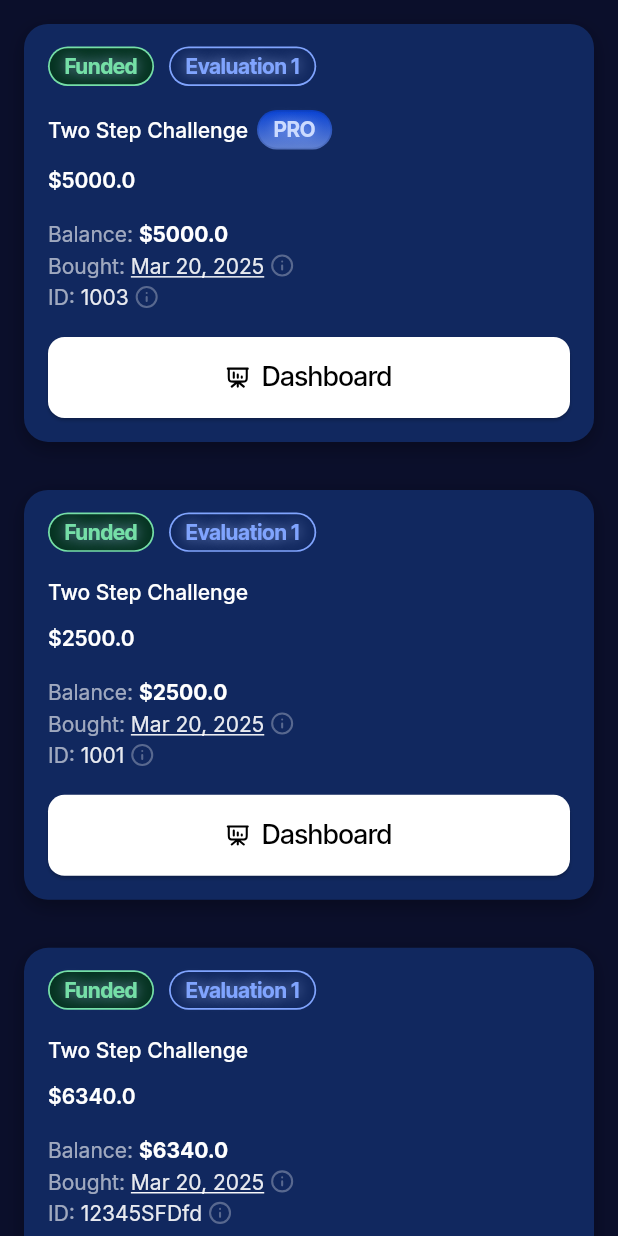
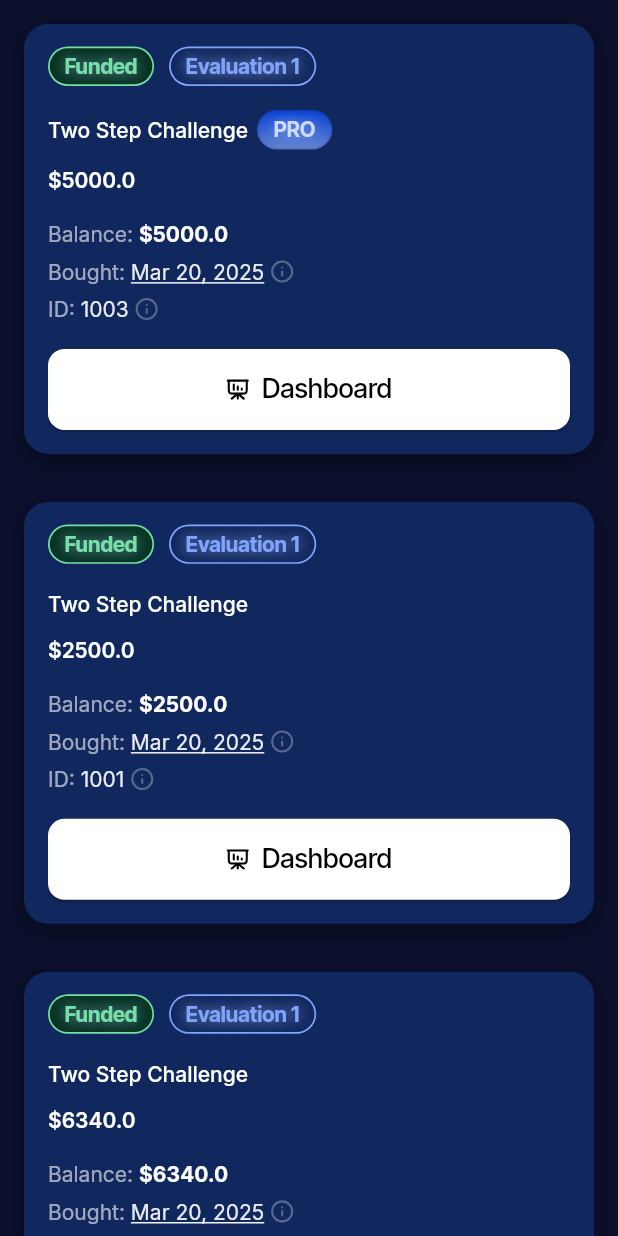
Before and after one commit to Djihanegh/Xpert-Test, a Flutter app: the screen it shows after launch, on a phone screen of 412 x 824 dp. Run offline on Flutter 3.47's test engine with Material 3 defaults, Android fonts, the phone set to English and light mode, and no system bars; drawn by our look-alikes of auto_size_text; our stand-ins replace dio, flutter_bloc, flutter_svg, freezed_annotation, google_fonts, loggy; missing offline and left inert: flutter_loggy_dio; generated files the repository leaves out were written again.

Commit message:
added padding

```diff
--- a/lib/core/extension/padding.dart
+++ b/lib/core/extension/padding.dart
@@ -8,4 +8,5 @@ extension PaddingExtension on Widget {
   Widget padOnlyTop16() => Padding(padding: EdgeInsets.only(top: 15), child: this);
   Widget customPad() => Padding(padding: const EdgeInsets.only(top: 16.0, left: 16, right: 16, bottom: 10), child: this);
   Widget padOnlyTop16Left16() => Padding(padding: EdgeInsets.only(top: 15, left: 16), child: this);
+  Widget padOnlyTop4() => Padding(padding: EdgeInsets.only(top: 4), child: this);
 }
--- a/lib/feature/account/ui/widget/balance_widget.dart
+++ b/lib/feature/account/ui/widget/balance_widget.dart
@@ -35,7 +35,7 @@ class BalanceWidget extends StatelessWidget {
               fontWeight: FontWeight.w400,
             ),
             iconPath: Images.info,
-          ),
+          ).padOnlyTop4(),
           _InfoRowWithIcon(
             label: "${context.l10n.id}: ",
             value: idText,
@@ -45,7 +45,7 @@ class BalanceWidget extends StatelessWidget {
               fontWeight: FontWeight.w400,
             ),
             iconPath: Images.info,
-          ),
+          ).padOnlyTop4(),
         ],
       ).padOnlyTop16Left16();
     } else {
```
